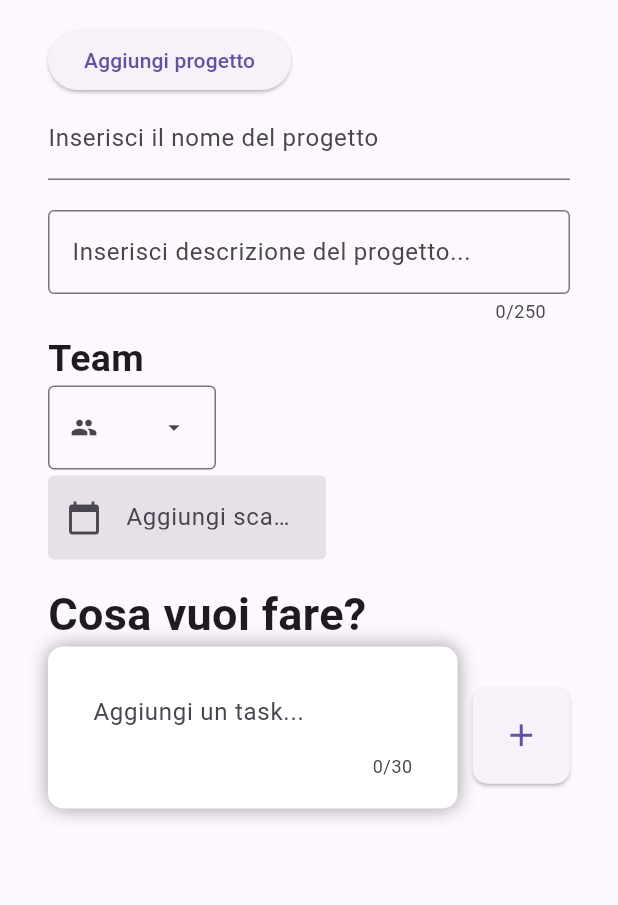
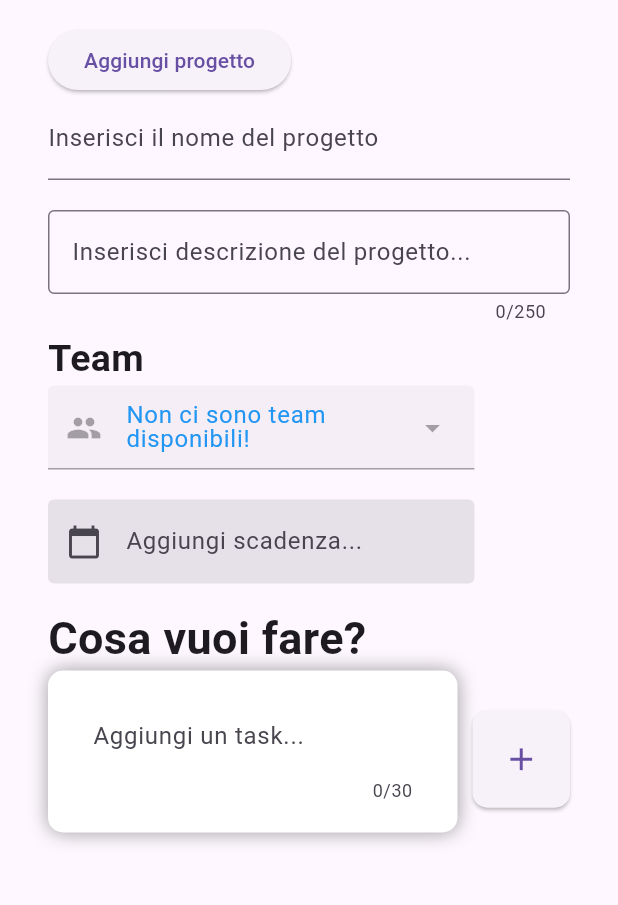
Before and after one commit to apiantonio/OneTask, a Flutter app: the screen it shows after launch, after a tap on the "create new folder" icon, on a phone screen of 412 x 824 dp, the part 84-989 px from its top. Run offline on Flutter 3.47's test engine with Material 3 defaults, Android fonts, the phone set to English and light mode, and no system bars; our stand-ins replace sqflite; missing offline and left inert: dart:ffi; accounts and stored records are empty.

Commit message:
Aggiustato il dropdown menu

```diff
--- a/lib/screens/new_project.dart
+++ b/lib/screens/new_project.dart
@@ -1,3 +1,5 @@
+import 'dart:ffi';
+
 import 'package:OneTask/model/progetto.dart';
 import 'package:OneTask/model/team.dart';
 import 'package:OneTask/services/database_helper.dart';
@@ -45,6 +47,7 @@ class NewProjectFormState extends State<NewProjectForm> {
   TextEditingController _teamController = TextEditingController();
 
   List<String> _nomiTeams = []; // Lista per memorizzare i nomi dei team
+  String _labelDropdownMenu = 'Seleziona Team'; // testo nel menu a tendina per selezionare il team che varia a seconda che ci siano o meno dei team
 
   @override
   void initState() {
@@ -70,12 +73,8 @@ class NewProjectFormState extends State<NewProjectForm> {
                 onPressed: () {
                   // .validate() ritorna true se il form è valido, altrimenti false
                   if (_formKey.currentState!.validate()) {
-                    // Se è valido, mostriamo una SnackBar
+                    // Se è valido, aggiungo il progetto al db
                     _addProgettoToDatabase();
-                    ScaffoldMessenger.of(context).showSnackBar(
-                      const SnackBar(content: Text('Sto processando i dati...')),
-                    );
-
                   }
                 },
                 child: const Text('Aggiungi progetto'),
@@ -117,41 +116,39 @@ class NewProjectFormState extends State<NewProjectForm> {
                 ),
               ),
               //DropDownMenu per selezionare i team scelti da db o file json
-              SizedBox(
-                width: 200,
-                height: 50,
-                child: DropdownMenu(
-                  leadingIcon: Icon(Icons.people),
-                  initialSelection: 'Seleziona un Team!',
-                  hintText: 'Seleziona un team',
-                  menuHeight: 100,
-                  menuStyle: MenuStyle(
-                    minimumSize: MaterialStatePropertyAll<Size>(Size(50, 50)),
-
-                  ),
-                  controller: _teamController,
-                  dropdownMenuEntries: _nomiTeams.map
-                    ((nomeTeam) =>
+              DropdownMenu(
+                enableFilter: true, // permette di cercare il nome del team e di filtrarli in base a ciò che è scritto
+                enabled: _nomiTeams.isNotEmpty, // il menù è disattivato se non ci sono team nel b
+                leadingIcon: Icon(Icons.people), // icoa a sinistra del testo
+                label: Text(_labelDropdownMenu), // testo dentro il menu di base, varia seconda che ci siano o meno team
+                // helperText: 'Seleziona il team che lavorerà al progetto', // piccolo testo sotto al menu
+                width: MediaQuery.of(context).size.width * 0.69, // dimensione del menu
+                controller: _teamController, // controller
+                requestFocusOnTap: true, // permette di scrivere all'interno del menu per cercare gli elementi
+                dropdownMenuEntries: _nomiTeams.map((nomeTeam) =>  // elementi del menu a tendina (i nomi dei team)
                   DropdownMenuEntry<String>(
                     value: nomeTeam,
                     label: nomeTeam,
                     style: MenuItemButton.styleFrom(
-                            foregroundColor: Colors.blue,
-                            backgroundColor: Colors.orange,
+                        foregroundColor: Colors.blue[700],
                     ),
                   )).toList(),
-                  inputDecorationTheme: InputDecorationTheme(
-                    isDense: true,
-                    border: OutlineInputBorder(),
+                  inputDecorationTheme: const InputDecorationTheme(
+                    filled: true,
+                    focusedBorder: OutlineInputBorder(
+                      borderSide: BorderSide(color: Colors.orange),
+                    ),
+                    labelStyle: TextStyle(
+                      color: Colors.blue,
                     ),
                   ),
               ),
               const SizedBox(
-                height: 10,
+                height: 20,
               ),
               Container(
                 //larghezza la metà dello schermo per garantire responsività
-                width: MediaQuery.of(context).size.width * 0.45,
+                width: MediaQuery.of(context).size.width * 0.69,
                 child: TextFormField(
                   controller: _dateController, // Associa il controller al campo di testo della data
                   validator: (value) {
@@ -176,11 +173,9 @@ class NewProjectFormState extends State<NewProjectForm> {
                   },
                 ),
               ),
-
               const SizedBox(
                 height: 15,
               ),
-
               const Text(
                 'Cosa vuoi fare?',
                 softWrap: true,   //se non c'è abbastanza spazio manda a capo
@@ -202,6 +197,9 @@ class NewProjectFormState extends State<NewProjectForm> {
 
     setState(() {
       _nomiTeams = teams.map((team) => team.nome).toList();
+      if(_nomiTeams.isEmpty) {
+        _labelDropdownMenu = 'Non ci sono team disponibili!';
+      }
     });
   }
 
@@ -238,7 +236,7 @@ class NewProjectFormState extends State<NewProjectForm> {
     //   print('### TEST STAMPA DEI PROGETTI ###');
     //   print(progetto); // Stampo direttamente il progetto usando il metodo toString()
     // });
-    //###########################
+    //#########################################
 
     // controllo che non esista già un Progetto con lo stesso nome nel db
     Progetto? progettoPresente = await DatabaseHelper.instance.selectProgettoByNome(newProgetto.nome);
```
Lines whose indentation alone changed are shown as unchanged.
